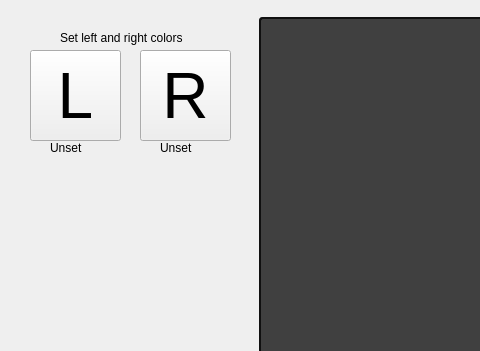
Qt form Tower_of_Lights_Editor_V3/mainwindow.ui (ThereIsNoEscape/cs383project) before a commit; both pictures show x 0 to 480 and y 0 to 351 of the 1024 by 958 pixel window.
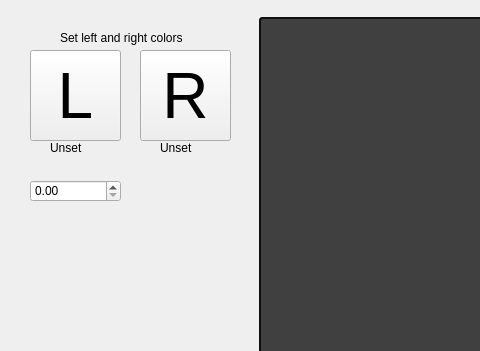
The same form after that commit.

Commit message:
Created Spin Box for time interval
Still needs work.

```diff
--- a/Tower_of_Lights_Editor_V3/mainwindow.ui
+++ b/Tower_of_Lights_Editor_V3/mainwindow.ui
@@ -213,6 +213,16 @@
      <string>Unset</string>
     </property>
    </widget>
+   <widget class="QDoubleSpinBox" name="doubleSpinBox">
+    <property name="geometry">
+     <rect>
+      <x>30</x>
+      <y>180</y>
+      <width>91</width>
+      <height>22</height>
+     </rect>
+    </property>
+   </widget>
   </widget>
   <widget class="QStatusBar" name="statusBar"/>
   <widget class="QMenuBar" name="menuBar">
```
Left out of the diff: 2 changed lines with no effect on the pictures. The commit also changes 4 other files.
